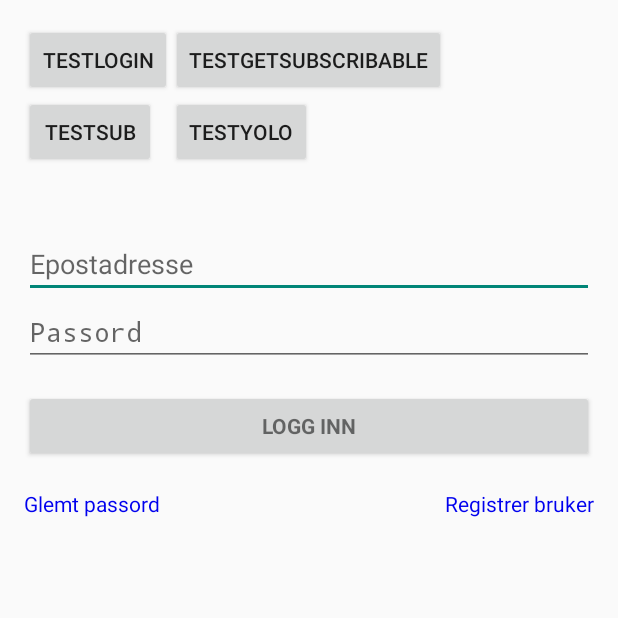
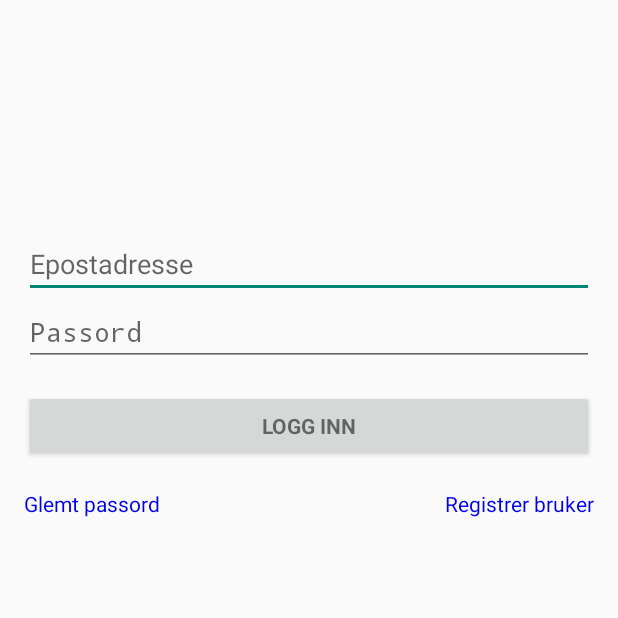
Before and after one commit to PeterHaro/Fiskinfoo, an Android app: the screen it shows after launch (LoginActivity), on a phone screen of 412 x 824 dp, the top half of it. Run offline under Robolectric (Android 15) with nearby library versions, the light colour scheme and no system bars; libraries missing offline, so code that uses them is left out: com.squareup.okhttp; 3 statements that could not run were skipped.

Commit message:
Cleaned up imports in login activity, and removed test buttons for login activity

```diff
--- a/app/src/main/java/fiskinfoo/no/sintef/fiskinfoo/LoginActivity.java
+++ b/app/src/main/java/fiskinfoo/no/sintef/fiskinfoo/LoginActivity.java
@@ -24,11 +24,7 @@ import android.widget.Button;
 import android.widget.EditText;
 import android.widget.TextView;
 
-import com.squareup.okhttp.FormEncodingBuilder;
-import com.squareup.okhttp.MediaType;
 import com.squareup.okhttp.OkHttpClient;
-import com.squareup.okhttp.Request;
-import com.squareup.okhttp.RequestBody;
 import com.squareup.okhttp.Response;
 
 import java.io.IOException;
--- a/app/src/main/res/layout/activity_login.xml
+++ b/app/src/main/res/layout/activity_login.xml
@@ -102,37 +102,6 @@
                 android:textColor="@color/hyperlink_blue" />
         </RelativeLayout>
 
-        <Button
-            android:layout_width="wrap_content"
-            android:layout_height="wrap_content"
-            android:text="TestLogin"
-            android:id="@+id/button1"
-            android:layout_alignParentTop="true"
-            android:layout_alignParentStart="true" />
-
-        <Button
-            android:layout_width="wrap_content"
-            android:layout_height="wrap_content"
-            android:text="TestGetSubscribable"
-            android:id="@+id/button2"
-            android:layout_alignParentTop="true"
-            android:layout_centerHorizontal="true" />
-
-        <Button
-            android:layout_width="wrap_content"
-            android:layout_height="wrap_content"
-            android:text="TestSub"
-            android:id="@+id/button3"
-            android:layout_below="@+id/button1"
-            android:layout_toEndOf="@+id/login_progress" />
-
-        <Button
-            android:layout_width="wrap_content"
-            android:layout_height="wrap_content"
-            android:text="TestYolo"
-            android:id="@+id/button4"
-            android:layout_alignTop="@+id/button3"
-            android:layout_alignStart="@+id/button2" />
     </RelativeLayout>
 
 </ScrollView>
```
